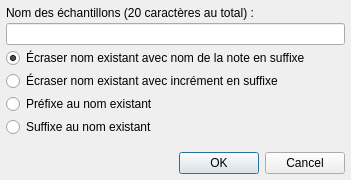
Before: the Qt Designer form trunk/gui_divers/dialog_rename.ui in davy7125/polyphone, drawn with Qt 5.
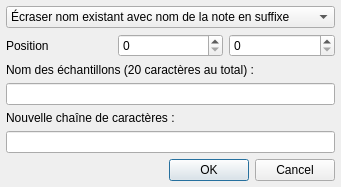
After: the same form once the commit is applied. Icons and pictures are not drawn.

The edit to the form file:
```diff
--- a/trunk/gui_divers/dialog_rename.ui
+++ b/trunk/gui_divers/dialog_rename.ui
@@ -9,8 +9,8 @@
    <rect>
     <x>0</x>
     <y>0</y>
-    <width>351</width>
-    <height>180</height>
+    <width>341</width>
+    <height>183</height>
    </rect>
   </property>
   <property name="windowTitle">
@@ -23,59 +23,90 @@
   <property name="modal">
    <bool>true</bool>
   </property>
-  <layout class="QVBoxLayout" name="verticalLayout">
-   <property name="spacing">
-    <number>3</number>
+  <layout class="QGridLayout" name="gridLayout">
+   <property name="leftMargin">
+    <number>6</number>
    </property>
-   <property name="margin">
+   <property name="topMargin">
     <number>6</number>
    </property>
-   <item>
-    <widget class="QLabel" name="label">
-     <property name="text">
-      <string>Nom des échantillons (20 caractères au total) :</string>
+   <property name="rightMargin">
+    <number>6</number>
+   </property>
+   <property name="bottomMargin">
+    <number>6</number>
+   </property>
+   <item row="0" column="0" colspan="3">
+    <widget class="QComboBox" name="comboBox">
+     <item>
+      <property name="text">
+       <string>Écraser nom existant avec nom de la note en suffixe</string>
+      </property>
+     </item>
+     <item>
+      <property name="text">
+       <string>Écraser nom existant avec incrément en suffixe</string>
+      </property>
+     </item>
+     <item>
+      <property name="text">
+       <string>Remplacer une chaîne de caractères</string>
+      </property>
+     </item>
+     <item>
+      <property name="text">
+       <string>Insérer après une position</string>
+      </property>
+     </item>
+     <item>
+      <property name="text">
+       <string>Supprimer une étendue</string>
+      </property>
+     </item>
+    </widget>
+   </item>
+   <item row="7" column="1" colspan="2">
+    <widget class="QDialogButtonBox" name="buttonBox">
+     <property name="orientation">
+      <enum>Qt::Horizontal</enum>
      </property>
+     <property name="standardButtons">
+      <set>QDialogButtonBox::Cancel|QDialogButtonBox::Ok</set>
+     </property>
     </widget>
    </item>
-   <item>
-    <widget class="QLineEdit" name="lineEdit">
+   <item row="5" column="0" colspan="3">
+    <widget class="QLineEdit" name="lineText2">
      <property name="maxLength">
       <number>20</number>
      </property>
     </widget>
    </item>
-   <item>
-    <widget class="QRadioButton" name="radioRootkey">
-     <property name="text">
-      <string>Écraser nom existant avec nom de la note en suffixe</string>
+   <item row="1" column="2">
+    <widget class="QSpinBox" name="spinPos2">
+     <property name="maximum">
+      <number>20</number>
      </property>
-     <property name="checked">
-      <bool>true</bool>
-     </property>
     </widget>
    </item>
-   <item>
-    <widget class="QRadioButton" name="radioIncrement">
-     <property name="text">
-      <string>Écraser nom existant avec incrément en suffixe</string>
+   <item row="1" column="0">
+    <widget class="QLabel" name="labelPos">
+     <property name="toolTip">
+      <string notr="true"/>
      </property>
-    </widget>
-   </item>
-   <item>
-    <widget class="QRadioButton" name="radioPrefix">
      <property name="text">
-      <string>Préfixe au nom existant</string>
+      <string>Position</string>
      </property>
     </widget>
    </item>
-   <item>
-    <widget class="QRadioButton" name="radioSuffix">
-     <property name="text">
-      <string>Suffixe au nom existant</string>
+   <item row="1" column="1">
+    <widget class="QSpinBox" name="spinPos1">
+     <property name="maximum">
+      <number>20</number>
      </property>
     </widget>
    </item>
-   <item>
+   <item row="6" column="1">
     <spacer name="verticalSpacer">
      <property name="orientation">
       <enum>Qt::Vertical</enum>
@@ -88,13 +119,30 @@
      </property>
     </spacer>
    </item>
-   <item>
-    <widget class="QDialogButtonBox" name="buttonBox">
-     <property name="orientation">
-      <enum>Qt::Horizontal</enum>
+   <item row="2" column="0" colspan="3">
+    <widget class="QLabel" name="labelString1">
+     <property name="toolTip">
+      <string notr="true"/>
      </property>
-     <property name="standardButtons">
-      <set>QDialogButtonBox::Cancel|QDialogButtonBox::Ok</set>
+     <property name="text">
+      <string>Nom des échantillons (20 caractères au total) :</string>
+     </property>
+    </widget>
+   </item>
+   <item row="3" column="0" colspan="3">
+    <widget class="QLineEdit" name="lineText1">
+     <property name="maxLength">
+      <number>20</number>
+     </property>
+    </widget>
+   </item>
+   <item row="4" column="0" colspan="3">
+    <widget class="QLabel" name="labelString2">
+     <property name="toolTip">
+      <string notr="true"/>
+     </property>
+     <property name="text">
+      <string>Nouvelle chaîne de caractères :</string>
      </property>
     </widget>
    </item>
```
